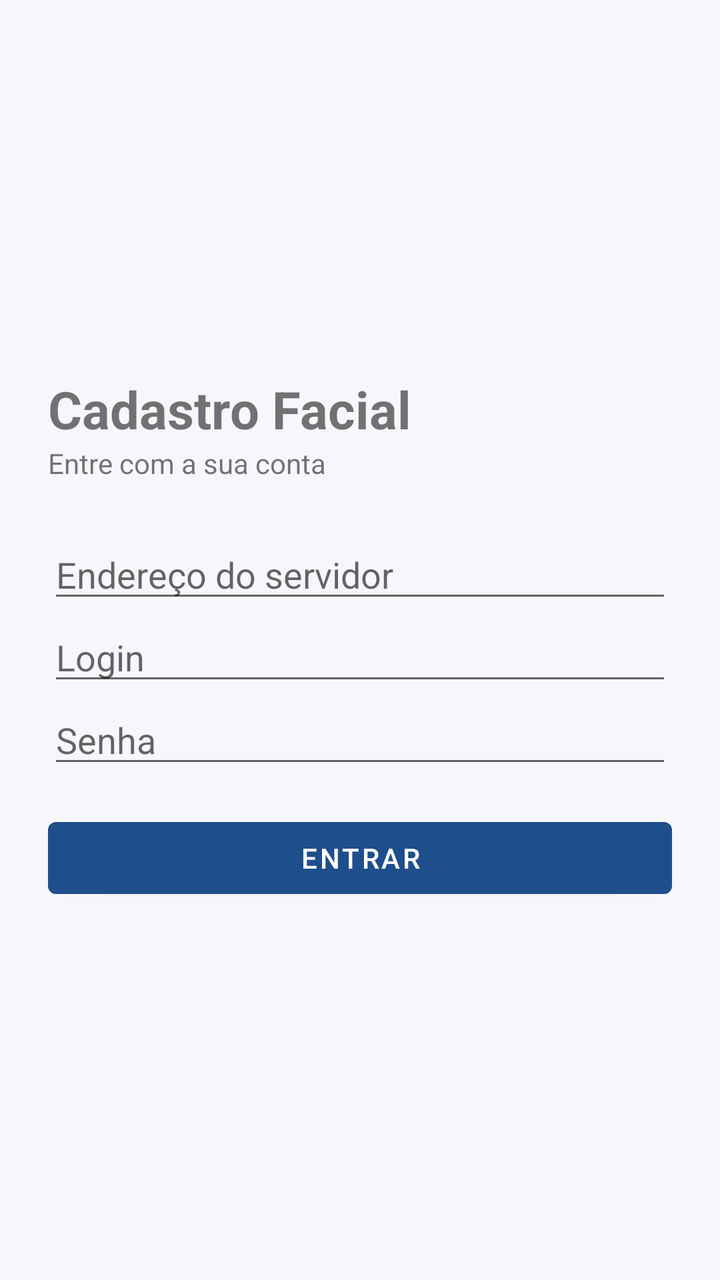
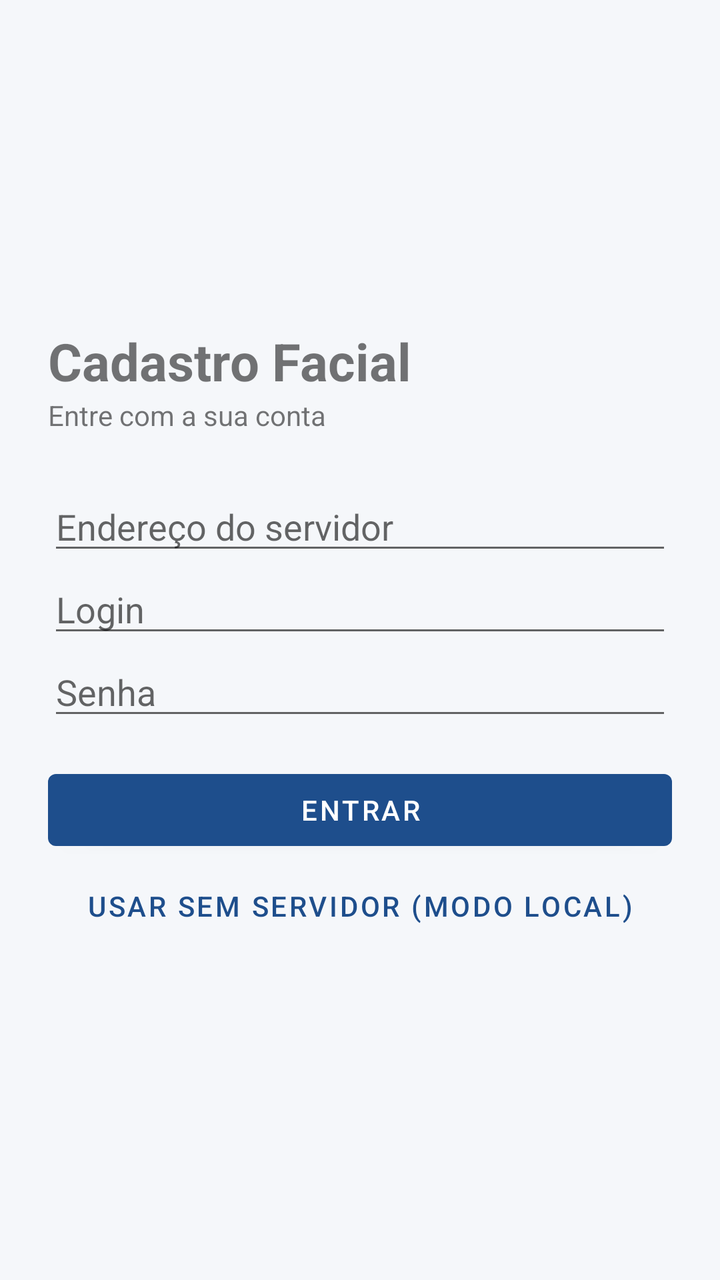

Screens rendered from an Android XML layout before and after an edit, with the pre-edit source and the edit as a unified diff.
<!-- AndroidManifest.xml: application theme Theme.FacialApp -->
<!-- res/layout/activity_login.xml -->
<?xml version="1.0" encoding="utf-8"?>
<ScrollView xmlns:android="http://schemas.android.com/apk/res/android"
    android:layout_width="match_parent"
    android:layout_height="match_parent"
    android:fillViewport="true">

    <LinearLayout
        android:layout_width="match_parent"
        android:layout_height="wrap_content"
        android:gravity="center_vertical"
        android:orientation="vertical"
        android:padding="24dp">

        <TextView
            android:layout_width="match_parent"
            android:layout_height="wrap_content"
            android:text="Cadastro Facial"
            android:textSize="26sp"
            android:textStyle="bold" />

        <TextView
            android:layout_width="match_parent"
            android:layout_height="wrap_content"
            android:layout_marginBottom="24dp"
            android:text="Entre com a sua conta" />

        <EditText
            android:id="@+id/editServidor"
            android:layout_width="match_parent"
            android:layout_height="wrap_content"
            android:hint="Endereço do servidor"
            android:inputType="textUri" />

        <EditText
            android:id="@+id/editLogin"
            android:layout_width="match_parent"
            android:layout_height="wrap_content"
            android:hint="Login"
            android:inputType="textNoSuggestions" />

        <EditText
            android:id="@+id/editSenha"
            android:layout_width="match_parent"
            android:layout_height="wrap_content"
            android:hint="Senha"
            android:inputType="textPassword" />

        <TextView
            android:id="@+id/textErro"
            android:layout_width="match_parent"
            android:layout_height="wrap_content"
            android:layout_marginTop="12dp"
            android:textColor="#B00020"
            android:visibility="gone" />

        <Button
            android:id="@+id/btnEntrar"
            android:layout_width="match_parent"
            android:layout_height="wrap_content"
            android:layout_marginTop="16dp"
            android:text="Entrar" />

        <ProgressBar
            android:id="@+id/progress"
            android:layout_width="wrap_content"
            android:layout_height="wrap_content"
            android:layout_gravity="center_horizontal"
            android:layout_marginTop="16dp"
            android:visibility="gone" />
    </LinearLayout>
</ScrollView>
<!-- resources referenced by this layout -->
<resources>
  <style name="Theme.FacialApp" parent="Theme.MaterialComponents.Light.NoActionBar">
          <item name="colorPrimary">@color/primary</item>
          <item name="colorPrimaryDark">@color/primary_dark</item>
          <item name="colorAccent">@color/accent</item>
          <item name="android:windowBackground">@color/background</item>
      </style>
  <color name="primary">#1E4E8C</color>
  <color name="primary_dark">#12315A</color>
  <color name="accent">#F2994A</color>
  <color name="background">#F5F7FA</color>
</resources>

<!-- the commit's change to res/layout/activity_login.xml (unified diff, before → after) -->
@@ -60,6 +60,13 @@
             android:layout_marginTop="16dp"
             android:text="Entrar" />
 
+        <Button
+            android:id="@+id/btnLocal"
+            style="?android:attr/buttonBarButtonStyle"
+            android:layout_width="match_parent"
+            android:layout_height="wrap_content"
+            android:text="Usar sem servidor (modo local)" />
+
         <ProgressBar
             android:id="@+id/progress"
             android:layout_width="wrap_content"
